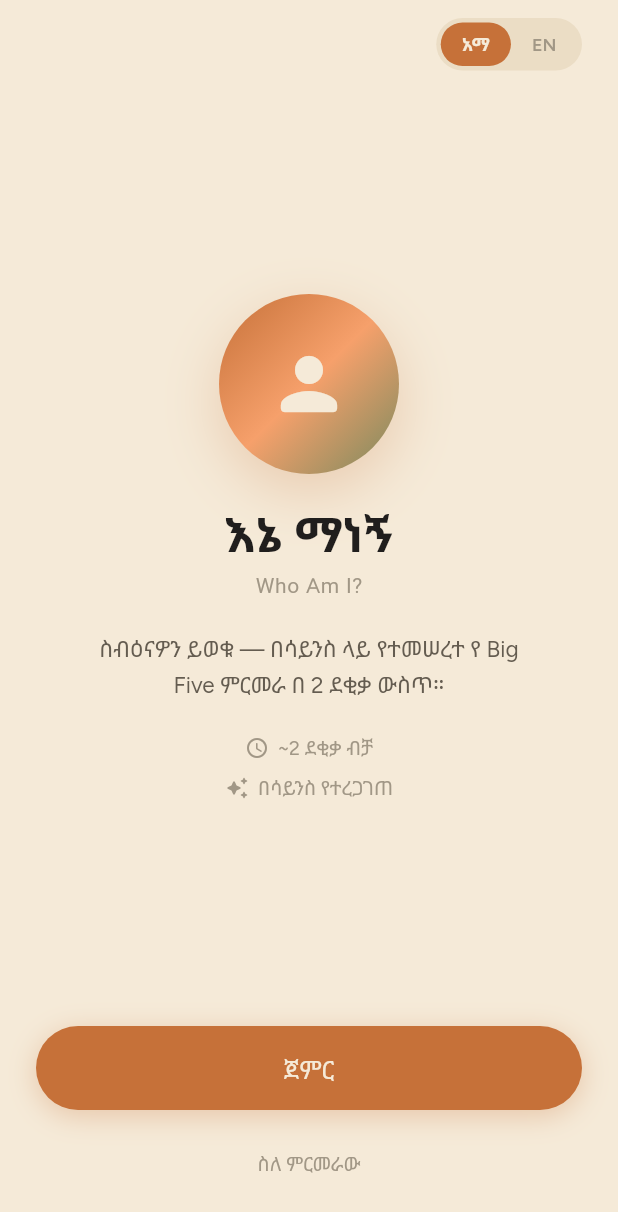
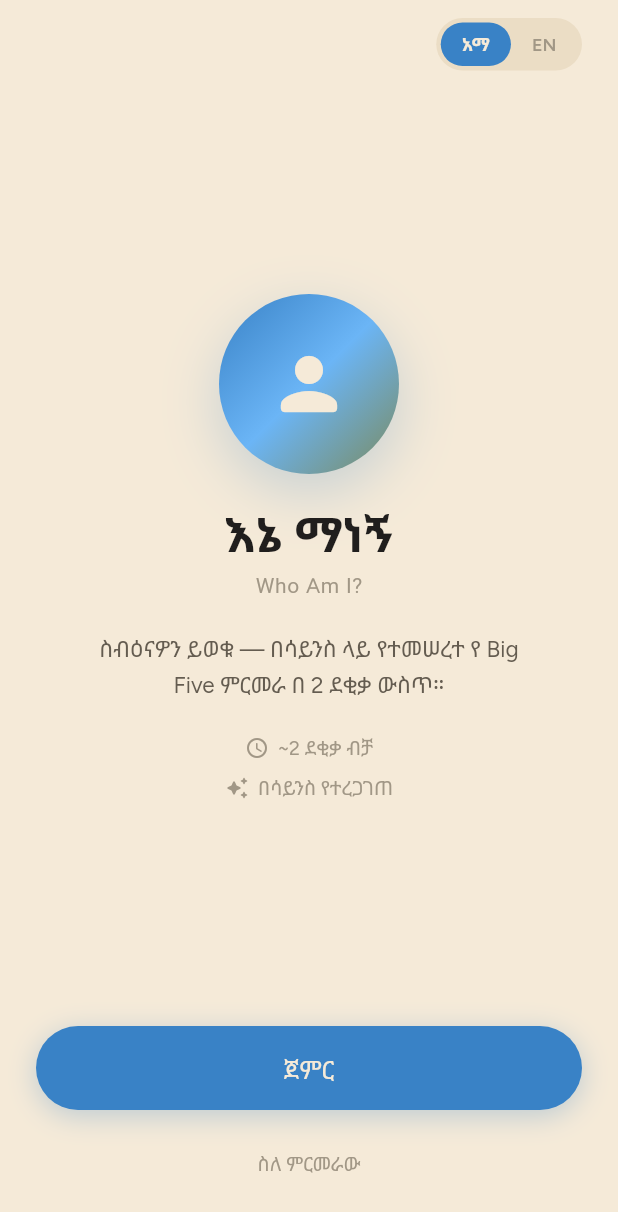
Before and after one commit to mickey187/personality_test, a Flutter app: the screen it shows after launch, on a phone screen of 412 x 824 dp. Shown: the top 1212 px of the screen. Run offline on Flutter 3.47's test engine with Material 3 defaults, Android fonts, the phone set to English and light mode, and no system bars; our stand-ins replace go_router, google_fonts, google_mobile_ads, share_plus, shared_preferences; Roboto replaces fonts that are missing (Caprasimo, Noto Sans Ethiopic).

Commit message:
Swap primary accent from orange to blue
Hue-rotate the terracotta accent ramp (base, tint, light, hover,
active) to blue while preserving each step's lightness/saturation,
so button/hover/active contrast stays the same.

Co-Authored-By: Claude Sonnet 5 <noreply@anthropic.com>
Claude-Session: https://claude.ai/code/session_01JvKZByw3wMtnP1DWG6KnUq

```diff
--- a/lib/core/theme/app_theme.dart
+++ b/lib/core/theme/app_theme.dart
@@ -19,17 +19,18 @@ abstract final class AppColors {
   /// Primary ink (`--color-text`).
   static const Color text = Color(0xFF201E1D);
 
-  /// Terracotta accent (`--color-accent`).
-  static const Color accent = Color(0xFFC67139);
+  /// Blue accent (`--color-accent`); swapped from the original terracotta,
+  /// hue-rotated to blue while preserving each step's lightness/saturation.
+  static const Color accent = Color(0xFF3982C6);
 
   /// Sage second accent (`--color-accent-2`).
   static const Color accent2 = Color(0xFF7A8A5E);
 
   // Accent ramp steps used by the design.
-  static const Color accentTint = Color(0xFFFFF2EB); // accent-100
-  static const Color accentLight = Color(0xFFF6A06B); // accent-400
-  static const Color accentHover = Color(0xFFB2622D); // accent-600
-  static const Color accentActive = Color(0xFF8C491A); // accent-700
+  static const Color accentTint = Color(0xFFEBF6FF); // accent-100
+  static const Color accentLight = Color(0xFF6BB5F6); // accent-400
+  static const Color accentHover = Color(0xFF2D72B2); // accent-600
+  static const Color accentActive = Color(0xFF1A548C); // accent-700
 
   // Neutral ramp steps used by the design.
   static const Color muted = Color(0xFFA19786); // neutral-500 (labels)
```
